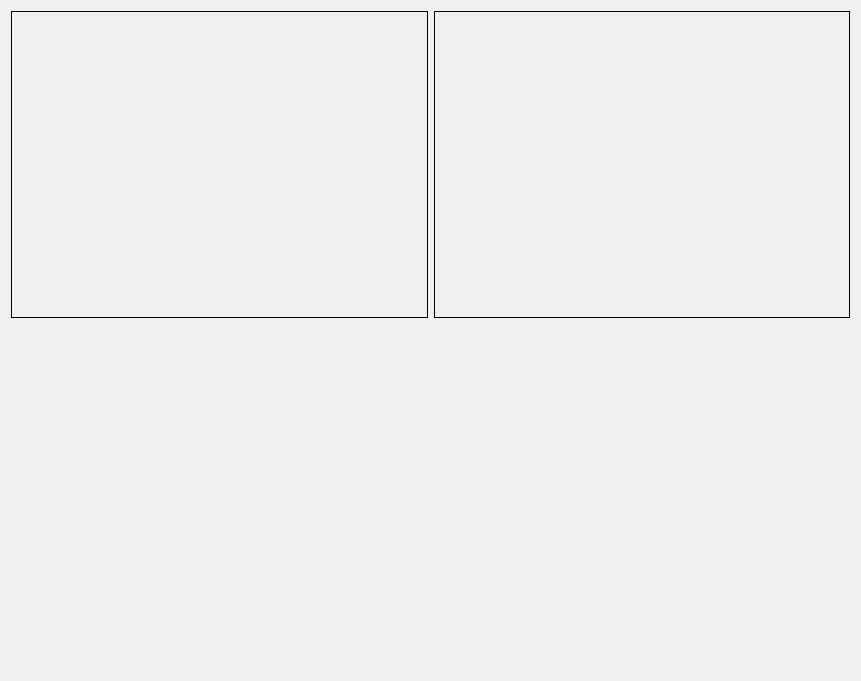
dzikipasterz/StareoVision, file StereoVision/widgetcalibration.ui: the form before one commit.
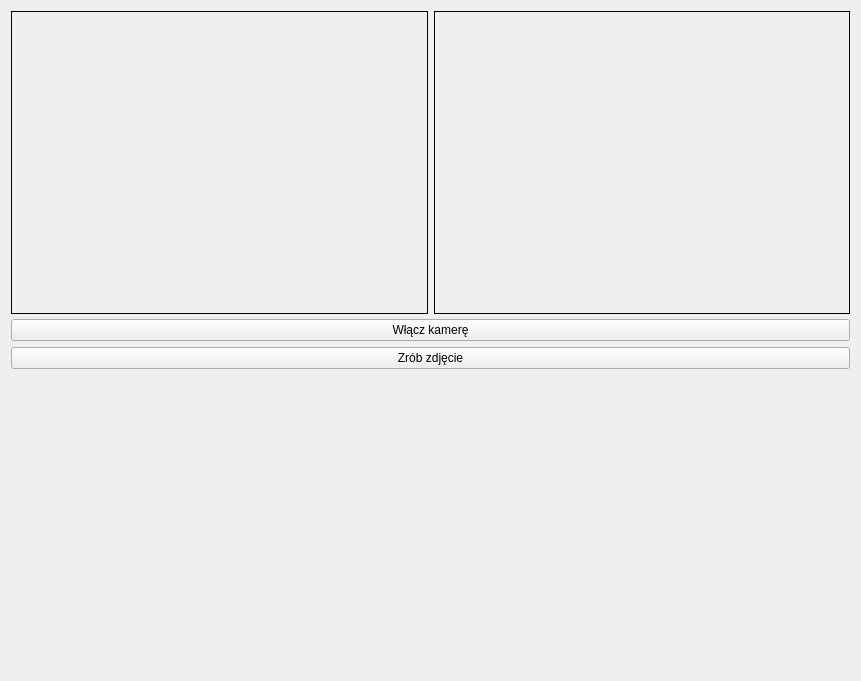
The form after the commit.

Patch:
```diff
--- a/StereoVision/widgetcalibration.ui
+++ b/StereoVision/widgetcalibration.ui
@@ -71,6 +71,26 @@
      </item>
     </layout>
    </item>
+   <item>
+    <widget class="QPushButton" name="pushButtonTurnCameraOn">
+     <property name="text">
+      <string>Włącz kamerę</string>
+     </property>
+     <property name="checkable">
+      <bool>true</bool>
+     </property>
+     <property name="checked">
+      <bool>false</bool>
+     </property>
+    </widget>
+   </item>
+   <item>
+    <widget class="QPushButton" name="pushButtonTakePicture">
+     <property name="text">
+      <string>Zrób zdjęcie</string>
+     </property>
+    </widget>
+   </item>
    <item>
     <spacer name="verticalSpacer">
      <property name="orientation">
```
